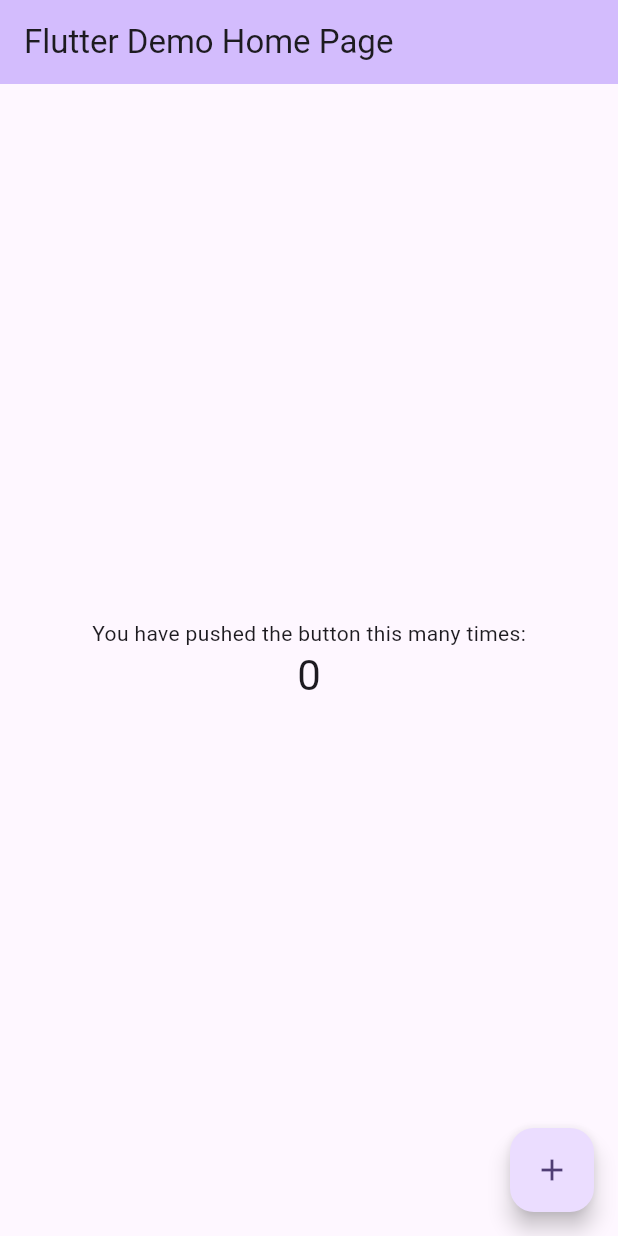
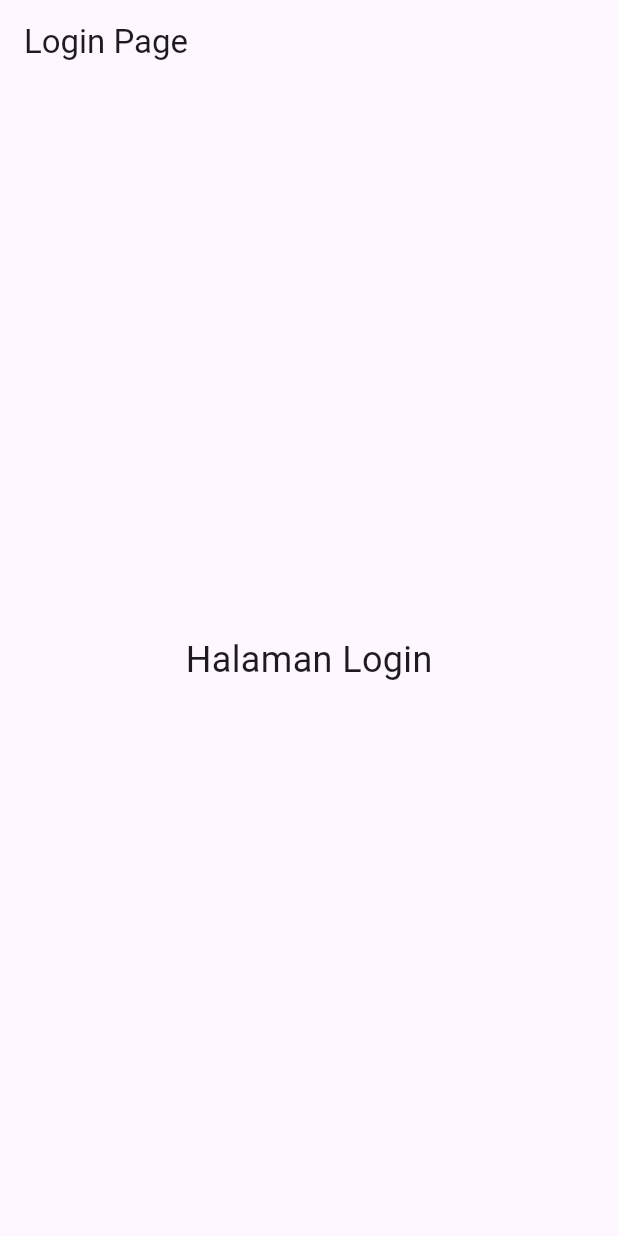
Before and after one commit to bimakrishnaproject/flutter_ueben, a Flutter app: the screen it shows after launch, on a phone screen of 412 x 824 dp. Run offline on Flutter 3.47's test engine with Material 3 defaults, Android fonts, the phone set to English and light mode, and no system bars.

Commit message:
initiate login and home

```diff
--- a/lib/main.dart
+++ b/lib/main.dart
@@ -1,4 +1,6 @@
 import 'package:flutter/material.dart';
+import 'pages/home_page.dart';
+import 'pages/login_page.dart';
 
 void main() {
   runApp(const MyApp());
@@ -7,116 +9,8 @@ void main() {
 class MyApp extends StatelessWidget {
   const MyApp({super.key});
 
-  // This widget is the root of your application.
   @override
   Widget build(BuildContext context) {
-    return MaterialApp(
-      title: 'Flutter Demo',
-      theme: ThemeData(
-        // This is the theme of your application.
-        //
-        // TRY THIS: Try running your application with "flutter run". You'll see
-        // the application has a purple toolbar. Then, without quitting the app,
-        // try changing the seedColor in the colorScheme below to Colors.green
-        // and then invoke "hot reload" (save your changes or press the "hot
-        // reload" button in a Flutter-supported IDE, or press "r" if you used
-        // the command line to start the app).
-        //
-        // Notice that the counter didn't reset back to zero; the application
-        // state is not lost during the reload. To reset the state, use hot
-        // restart instead.
-        //
-        // This works for code too, not just values: Most code changes can be
-        // tested with just a hot reload.
-        colorScheme: ColorScheme.fromSeed(seedColor: Colors.deepPurple),
-      ),
-      home: const MyHomePage(title: 'Flutter Demo Home Page'),
-    );
+    return MaterialApp(debugShowCheckedModeBanner: false, home: LoginPage());
   }
 }
-
-class MyHomePage extends StatefulWidget {
-  const MyHomePage({super.key, required this.title});
-
-  // This widget is the home page of your application. It is stateful, meaning
-  // that it has a State object (defined below) that contains fields that affect
-  // how it looks.
-
-  // This class is the configuration for the state. It holds the values (in this
-  // case the title) provided by the parent (in this case the App widget) and
-  // used by the build method of the State. Fields in a Widget subclass are
-  // always marked "final".
-
-  final String title;
-
-  @override
-  State<MyHomePage> createState() => _MyHomePageState();
-}
-
-class _MyHomePageState extends State<MyHomePage> {
-  int _counter = 0;
-
-  void _incrementCounter() {
-    setState(() {
-      // This call to setState tells the Flutter framework that something has
-      // changed in this State, which causes it to rerun the build method below
-      // so that the display can reflect the updated values. If we changed
-      // _counter without calling setState(), then the build method would not be
-      // called again, and so nothing would appear to happen.
-      _counter++;
-    });
-  }
-
-  @override
-  Widget build(BuildContext context) {
-    // This method is rerun every time setState is called, for instance as done
-    // by the _incrementCounter method above.
-    //
-    // The Flutter framework has been optimized to make rerunning build methods
-    // fast, so that you can just rebuild anything that needs updating rather
-    // than having to individually change instances of widgets.
-    return Scaffold(
-      appBar: AppBar(
-        // TRY THIS: Try changing the color here to a specific color (to
-        // Colors.amber, perhaps?) and trigger a hot reload to see the AppBar
-        // change color while the other colors stay the same.
-        backgroundColor: Theme.of(context).colorScheme.inversePrimary,
-        // Here we take the value from the MyHomePage object that was created by
-        // the App.build method, and use it to set our appbar title.
-        title: Text(widget.title),
-      ),
-      body: Center(
-        // Center is a layout widget. It takes a single child and positions it
-        // in the middle of the parent.
-        child: Column(
-          // Column is also a layout widget. It takes a list of children and
-          // arranges them vertically. By default, it sizes itself to fit its
-          // children horizontally, and tries to be as tall as its parent.
-          //
-          // Column has various properties to control how it sizes itself and
-          // how it positions its children. Here we use mainAxisAlignment to
-          // center the children vertically; the main axis here is the vertical
-          // axis because Columns are vertical (the cross axis would be
-          // horizontal).
-          //
-          // TRY THIS: Invoke "debug painting" (choose the "Toggle Debug Paint"
-          // action in the IDE, or press "p" in the console), to see the
-          // wireframe for each widget.
-          mainAxisAlignment: MainAxisAlignment.center,
-          children: <Widget>[
-            const Text('You have pushed the button this many times:'),
-            Text(
-              '$_counter',
-              style: Theme.of(context).textTheme.headlineMedium,
-            ),
-          ],
-        ),
-      ),
-      floatingActionButton: FloatingActionButton(
-        onPressed: _incrementCounter,
-        tooltip: 'Increment',
-        child: const Icon(Icons.add),
-      ), // This trailing comma makes auto-formatting nicer for build methods.
-    );
-  }
-}
--- /dev/null
+++ b/lib/pages/login_page.dart
@@ -0,0 +1,15 @@
+import 'package:flutter/material.dart';
+
+class LoginPage extends StatelessWidget {
+  const LoginPage({Key? key}) : super(key: key); // Menambahkan parameter key
+
+  @override
+  Widget build(BuildContext context) {
+    return Scaffold(
+      appBar: AppBar(title: Text('Login Page')),
+      body: Center(
+        child: Text('Halaman Login', style: TextStyle(fontSize: 24)),
+      ),
+    );
+  }
+}
```
Also changed, not shown: lib/pages/home_page.dart (added, +91 -0 lines), lib/widgets/header_component.dart (added, +47 -0 lines), lib/widgets/search_input.dart (added, +30 -0 lines), lib/widgets/search_result.dart (added, +11 -0 lines), lib/widgets/talangin_container.dart (added, +148 -0 lines).
